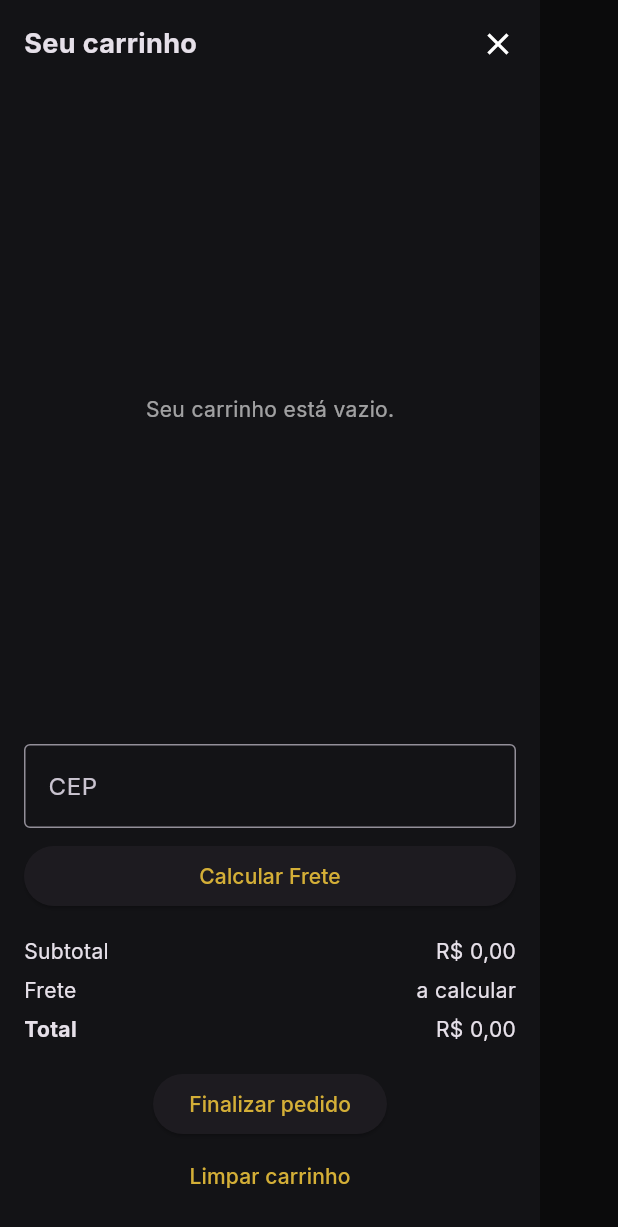
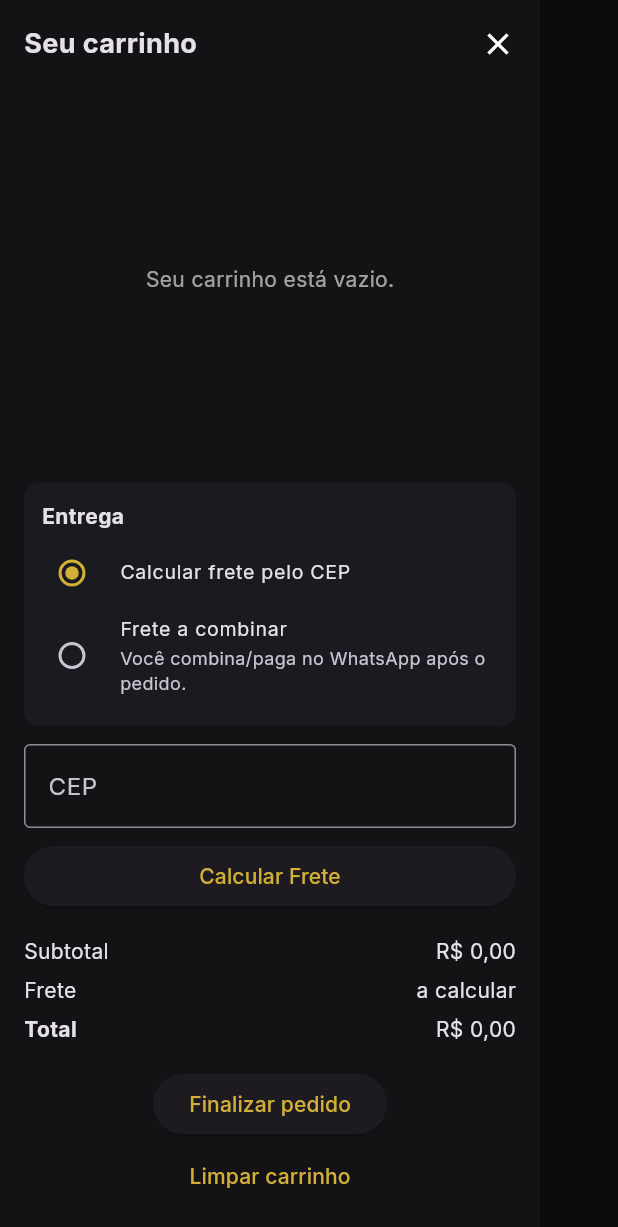
Before and after one commit to fibramobile/fratheli_cafe, a Flutter app: the CartDrawer widget shown alone on an empty page, opened directly with empty values, on a phone screen of 412 x 824 dp. Shown: the top 1227 px of the screen. Run offline on Flutter 3.47's test engine with Material 3 defaults, Android fonts, the phone set to English and light mode, and no system bars; our stand-ins replace font_awesome_flutter, google_fonts, mask_text_input_formatter; network calls fail.

Commit message:
Criado opcao para frete a combinar

```diff
--- a/lib/controllers/cart_controller.dart
+++ b/lib/controllers/cart_controller.dart
@@ -14,16 +14,29 @@ class CartItem {
   });
 }
 
+// ✅ NOVO: modos de frete
+enum FreightMode { calculated, free, combine }
+
 class CartController extends ChangeNotifier {
   final List<CartItem> _items = [];
   String? _cep;
+
   List<CartItem> get items => List.unmodifiable(_items);
-  double get subtotal => _items.fold(0.0, (t, item) => t + item.product.price * item.quantity);
+
+  double get subtotal =>
+      _items.fold(0.0, (t, item) => t + item.product.price * item.quantity);
+
   int get totalItems => _items.fold(0, (t, item) => t + item.quantity);
+
   String? get cep => _cep;
+
+  // ✅ NOVO: modo de frete (default = calculado)
+  FreightMode freightMode = FreightMode.calculated;
+
   double? freightValue;
   String? freightService;
   String? freightDeadline;
+
   String? customerName;
   String? customerPhone;
   String? customerCpf;
@@ -42,15 +55,44 @@ class CartController extends ChangeNotifier {
     notifyListeners();
   }
 
-
+  /// ✅ Mantém sua função, mas agora ela "trava" modo calculado
   void setFreight({
     required double value,
     required String service,
     required String prazo,
   }) {
+    freightMode = FreightMode.calculated;
     freightValue = value;
     freightService = service;
     freightDeadline = prazo;
+    notifyListeners();
+  }
+
+  /// ✅ NOVO: setar Frete Grátis
+  void setFreeFreight() {
+    freightMode = FreightMode.free;
+    freightValue = 0.0;
+    freightService = 'Frete grátis';
+    freightDeadline = '';
+    notifyListeners();
+  }
+
+  /// ✅ NOVO: setar "Frete a combinar"
+  void setFreightToCombine() {
+    freightMode = FreightMode.combine;
+    freightValue = 0.0; // não cobra agora
+    freightService = 'Frete a combinar';
+    freightDeadline = '';
+    notifyListeners();
+  }
+
+  /// ✅ NOVO: voltar para modo calculado (opcional)
+  void setCalculatedMode() {
+    freightMode = FreightMode.calculated;
+    // você decide se limpa ou mantém o último frete:
+    // freightValue = null;
+    // freightService = null;
+    // freightDeadline = null;
     notifyListeners();
   }
 
@@ -58,10 +100,19 @@ class CartController extends ChangeNotifier {
     freightValue = null;
     freightService = null;
     freightDeadline = null;
+    // volta para calculado por padrão
+    freightMode = FreightMode.calculated;
     notifyListeners();
   }
 
-  double get totalWithFreight => subtotal + (freightValue ?? 0);
+  /// ✅ NOVO: frete efetivo (o que soma no total)
+  double get effectiveFreight {
+    if (freightMode == FreightMode.free) return 0.0;
+    if (freightMode == FreightMode.combine) return 0.0;
+    return freightValue ?? 0.0;
+  }
+
+  double get totalWithFreight => subtotal + effectiveFreight;
 
   // -------- ADICIONAR PRODUTO (AGORA COM GRIND) --------
   void addProduct(Product product, String grind) {
@@ -100,10 +151,8 @@ class CartController extends ChangeNotifier {
   void clear() {
     _items.clear();
     clearFreight();
-    // se tiver cep salvo e quiser manter, não mexe nele
     notifyListeners();
   }
-
 
   void setCep(String cep) {
     _cep = cep;
@@ -111,8 +160,6 @@ class CartController extends ChangeNotifier {
   }
 
   // -------- MENSAGEM PARA O WHATSAPP --------
-
-
   String buildWhatsMessage() {
     final buffer = StringBuffer();
 
@@ -121,7 +168,7 @@ class CartController extends ChangeNotifier {
 
     for (final item in items) {
       buffer.writeln(
-        '- ${item.quantity}x ${item.product.name} (${item.grind ?? 'Grão/Moído'}) '
+        '- ${item.quantity}x ${item.product.name} (${item.grind}) '
             '— ${brl(item.product.price * item.quantity)}',
       );
     }
@@ -129,20 +176,31 @@ class CartController extends ChangeNotifier {
     buffer.writeln('');
     buffer.writeln('Subtotal: ${brl(subtotal)}');
 
-    if (freightValue != null) {
-      buffer.writeln(
-        'Frete: ${brl(freightValue!)} — $freightService ($freightDeadline)',
-      );
-      buffer.writeln('Total com frete: ${brl(totalWithFreight)}');
+    // ✅ Ajuste para os 3 modos
+    if (freightMode == FreightMode.free) {
+      buffer.writeln('Frete: grátis');
+      buffer.writeln('Total: ${brl(totalWithFreight)}');
+    } else if (freightMode == FreightMode.combine) {
+      buffer.writeln('Frete: a combinar');
+      buffer.writeln('Total (sem frete): ${brl(totalWithFreight)}');
     } else {
-      buffer.writeln('Frete: a calcular');
+      // calculated
+      if (freightValue != null) {
+        buffer.writeln(
+          'Frete: ${brl(freightValue!)} — ${freightService ?? ''}'
+              '${(freightDeadline != null && freightDeadline!.isNotEmpty) ? ' ($freightDeadline)' : ''}',
+        );
+        buffer.writeln('Total com frete: ${brl(totalWithFreight)}');
+      } else {
+        buffer.writeln('Frete: a calcular');
+      }
     }
 
+    // CEP: só faz sentido quando for calculado, mas pode manter se quiser
     if (cep != null && cep!.isNotEmpty) {
       buffer.writeln('CEP de entrega: $cep');
     }
 
-    // 🔻 DADOS DO CLIENTE
     if (customerName != null &&
         customerPhone != null &&
         customerCpf != null &&
@@ -162,7 +220,4 @@ class CartController extends ChangeNotifier {
 
     return buffer.toString();
   }
-
-
-
 }
--- a/lib/views/widgets/cart_drawer.dart
+++ b/lib/views/widgets/cart_drawer.dart
@@ -23,57 +23,8 @@ class CartDrawer extends StatelessWidget {
     required this.onCepSaved,
     required this.onCheckout,
     required this.onClear,
-    required this.onCalculateFreight, // 👈
+    required this.onCalculateFreight,
   });
-
-/*
-  Future<Map<String, dynamic>> calcularFrete(String cepDestino) async {
-    final url = Uri.parse('https://frathelicafe.com.br/cotacao_frete.php');
-
-    final response = await http.post(
-      url,
-      headers: {'Content-Type': 'application/json'},
-      body: jsonEncode({'cep_destino': cepDestino}),
-    );
-
-    if (response.statusCode != 200) {
-      throw Exception('Erro ao calcular frete: ${response.body}');
-    }
-
-    return jsonDecode(response.body);
-  }
-
-  void _mostrarOpcoesFrete(BuildContext context, Map<String, dynamic> dados) {
-    final opcoes = dados['opcoes'] as List<dynamic>;
-
-    showDialog(
-      context: context,
-      builder: (context) {
-        return AlertDialog(
-          title: const Text("Opções de frete"),
-          content: Column(
-            mainAxisSize: MainAxisSize.min,
-            children: opcoes.map((op) {
-              return ListTile(
-                title: Text(op['transportadora']),
-                subtitle: Text("Prazo: ${op['prazo']}"),
-                trailing: Text("R\$ ${op['valor']}"),
-              );
-            }).toList(),
-          ),
-          actions: [
-            TextButton(
-              onPressed: () => Navigator.pop(context),
-              child: const Text("Fechar"),
-            )
-          ],
-        );
-      },
-    );
-  }
-*/
-
-
 
   @override
   Widget build(BuildContext context) {
@@ -149,14 +100,14 @@ class CartDrawer extends StatelessWidget {
                         children: [
                           IconButton(
                             icon: const Icon(Icons.remove),
-                            onPressed: () =>
-                                cart.changeQty(item.product.sku, item.grind, -1),
+                            onPressed: () => cart.changeQty(
+                                item.product.sku, item.grind, -1),
                           ),
                           Text("${item.quantity}"),
                           IconButton(
                             icon: const Icon(Icons.add),
-                            onPressed: () =>
-                                cart.changeQty(item.product.sku, item.grind, 1),
+                            onPressed: () => cart.changeQty(
+                                item.product.sku, item.grind, 1),
                           ),
                         ],
                       )
@@ -168,7 +119,73 @@ class CartDrawer extends StatelessWidget {
           ),
 
           const SizedBox(height: 8),
-//CEP
+
+          // ✅ ENTREGA (NOVO)
+          Container(
+            width: double.infinity,
+            padding: const EdgeInsets.all(12),
+            decoration: BoxDecoration(
+              color: const Color(0xFF1A1B20),
+              borderRadius: BorderRadius.circular(10),
+            ),
+            child: Column(
+              crossAxisAlignment: CrossAxisAlignment.start,
+              children: [
+                const Text(
+                  "Entrega",
+                  style: TextStyle(fontWeight: FontWeight.w700),
+                ),
+                const SizedBox(height: 8),
+
+                RadioListTile<FreightMode>(
+                  value: FreightMode.calculated,
+                  groupValue: cart.freightMode,
+                  onChanged: (v) {
+                    if (v == null) return;
+                    cart.setCalculatedMode(); // opcional, se você criou
+                  },
+                  title: const Text("Calcular frete pelo CEP"),
+                  dense: true,
+                  visualDensity: VisualDensity.compact,
+                  contentPadding: EdgeInsets.zero,
+                ),
+
+                /*
+                RadioListTile<FreightMode>(
+                  value: FreightMode.free,
+                  groupValue: cart.freightMode,
+                  onChanged: (v) {
+                    if (v == null) return;
+                    cart.setFreeFreight();
+                  },
+                  title: const Text("Frete grátis"),
+                  dense: true,
+                  visualDensity: VisualDensity.compact,
+                  contentPadding: EdgeInsets.zero,
+                ),
+                */
+
+                RadioListTile<FreightMode>(
+                  value: FreightMode.combine,
+                  groupValue: cart.freightMode,
+                  onChanged: (v) {
+                    if (v == null) return;
+                    cart.setFreightToCombine();
+                  },
+                  title: const Text("Frete a combinar"),
+                  subtitle: const Text("Você combina/paga no WhatsApp após o pedido."),
+                  dense: true,
+                  visualDensity: VisualDensity.compact,
+                  contentPadding: EdgeInsets.zero,
+                ),
+              ],
+            ),
+          ),
+
+          const SizedBox(height: 12),
+
+          // ✅ CEP + CALCULAR FRETE (SÓ SE FOR calculated)
+          if (cart.freightMode == FreightMode.calculated) ...[
             TextField(
               controller: cepController,
               keyboardType: TextInputType.number,
@@ -179,20 +196,21 @@ class CartDrawer extends StatelessWidget {
                 border: OutlineInputBorder(),
               ),
             ),
-
             const SizedBox(height: 8),
-
             SizedBox(
               width: double.infinity,
               child: ElevatedButton(
                 onPressed: () async {
                   final cep = cepController.text.trim();
-                if (cep.length < 8) {
+                  final rawCep = cep.replaceAll(RegExp(r'\D'), '');
+
+                  if (rawCep.length != 8) {
                     showDialog(
                       context: context,
                       builder: (_) => AlertDialog(
                         title: const Text('CEP inválido'),
-                      content: const Text('Digite um CEP com 8 dígitos para calcular o frete.'),
+                        content: const Text(
+                            'Digite um CEP com 8 dígitos para calcular o frete.'),
                         actions: [
                           TextButton(
                             onPressed: () => Navigator.of(context).pop(),
@@ -204,14 +222,14 @@ class CartDrawer extends StatelessWidget {
                     return;
                   }
 
-                onCepSaved(cep);
-                await onCalculateFreight(cep);
+                  onCepSaved(cep); // salva com máscara
+                  await onCalculateFreight(rawCep); // manda só números
                 },
                 child: const Text("Calcular Frete"),
               ),
             ),
-
             const SizedBox(height: 16),
+          ],
 
           // Totais
           Column(
@@ -224,28 +242,39 @@ class CartDrawer extends StatelessWidget {
                 ],
               ),
               const SizedBox(height: 6),
+
               Row(
                 mainAxisAlignment: MainAxisAlignment.spaceBetween,
                 children: [
                   const Text("Frete"),
-                  Text(
-                    cart.freightValue != null
-                        ? "${brl(cart.freightValue!)}"
-                        : "a calcular",
-                  ),
+                  Text(() {
+                   // if (cart.freightMode == FreightMode.free) return "grátis";
+                    if (cart.freightMode == FreightMode.combine) return "a combinar";
+
+                    // calculated
+                    return cart.freightValue != null
+                        ? brl(cart.freightValue!)
+                        : "a calcular";
+                  }()),
                 ],
               ),
-              if (cart.freightService != null) ...[
+
+              if ((cart.freightService != null && cart.freightService!.isNotEmpty) ||
+                  (cart.freightDeadline != null && cart.freightDeadline!.isNotEmpty)) ...[
                 const SizedBox(height: 2),
                 Align(
                   alignment: Alignment.centerRight,
                   child: Text(
-                    "${cart.freightService} (${cart.freightDeadline})",
+                    (cart.freightDeadline != null &&
+                        cart.freightDeadline!.isNotEmpty)
+                        ? "${cart.freightService ?? ''} (${cart.freightDeadline})"
+                        : "${cart.freightService ?? ''}",
                     style: const TextStyle(fontSize: 11, color: Colors.white60),
                     textAlign: TextAlign.right,
                   ),
                 ),
               ],
+
               const SizedBox(height: 6),
               Row(
                 mainAxisAlignment: MainAxisAlignment.spaceBetween,
@@ -259,19 +288,22 @@ class CartDrawer extends StatelessWidget {
               ),
             ],
           ),
+
           const SizedBox(height: 16),
-/*
+
+          // Finalizar pedido
           ElevatedButton(
             onPressed: () async {
               final cart = context.read<CartController>();
 
-              // 1) Verifica se carrinho está vazio
+              // 1) Carrinho vazio
               if (cart.items.isEmpty) {
                 showDialog(
                   context: context,
                   builder: (_) => AlertDialog(
                     title: const Text('Carrinho vazio'),
-                    content: const Text('Adicione pelo menos um produto antes de finalizar o pedido.'),
+                    content: const Text(
+                        'Adicione pelo menos um produto antes de finalizar o pedido.'),
                     actions: [
                       TextButton(
                         onPressed: () => Navigator.of(context).pop(),
@@ -283,14 +315,18 @@ class CartDrawer extends StatelessWidget {
                 return;
               }
 
-              // 2) Verifica CEP
+              // ✅ Só exige CEP e frete calculado se o modo for "calculated"
+              if (cart.freightMode == FreightMode.calculated) {
                 final cep = cepController.text.trim();
-              if (cep.length < 8) {
+                final rawCep = cep.replaceAll(RegExp(r'\D'), '');
+
+                if (rawCep.length != 8) {
                   showDialog(
                     context: context,
                     builder: (_) => AlertDialog(
                       title: const Text('CEP obrigatório'),
-                    content: const Text('Informe um CEP válido para calcular o frete.'),
+                      content: const Text(
+                          'Informe um CEP válido para calcular o frete.'),
                       actions: [
                         TextButton(
                           onPressed: () => Navigator.of(context).pop(),
@@ -302,185 +338,13 @@ class CartDrawer extends StatelessWidget {
                   return;
                 }
 
-              // Salva o CEP no controller (você já fazia isso)
-              onCepSaved(cep);
-
-              // 3) Abre diálogo de dados do cliente
-              final result = await showDialog<Map<String, String>>(
-                context: context,
-                builder: (ctx) {
-                  final formKey = GlobalKey<FormState>();
-                  final nameController = TextEditingController();
-                  final phoneController = TextEditingController();
-                  final cpfController = TextEditingController();
-                  final addressController = TextEditingController();
-
-                  return AlertDialog(
-                    backgroundColor: const Color(0xFF141418),
-                    shape: RoundedRectangleBorder(
-                      borderRadius: BorderRadius.circular(16),
-                    ),
-                    title: const Text('Dados para envio'),
-                    content: Form(
-                      key: formKey,
-                      child: SingleChildScrollView(
-                        child: Column(
-                          mainAxisSize: MainAxisSize.min,
-                          children: [
-                            TextFormField(
-                              controller: nameController,
-                              decoration: const InputDecoration(
-                                labelText: 'Nome completo',
-                              ),
-                              validator: (v) {
-                                if (v == null || v.trim().length < 3) {
-                                  return 'Informe o nome completo';
-                                }
-                                return null;
-                              },
-                            ),
-                            const SizedBox(height: 8),
-                            TextFormField(
-                              controller: phoneController,
-                              decoration: const InputDecoration(labelText: 'Telefone (WhatsApp)'),
-                              keyboardType: TextInputType.number,
-                              inputFormatters: [phoneMask],
-                              validator: (v) {
-                                if (v == null || v.isEmpty || phoneMask.getUnmaskedText().length < 10) {
-                                  return 'Informe um telefone válido';
-                                }
-                                return null;
-                              },
-                            ),
-
-                            const SizedBox(height: 8),
-
-                            TextFormField(
-                              controller: cpfController,
-                              decoration: const InputDecoration(labelText: 'CPF'),
-                              keyboardType: TextInputType.number,
-                              inputFormatters: [cpfMask],
-                              validator: (v) {
-                                if (v == null || v.isEmpty || cpfMask.getUnmaskedText().length != 11) {
-                                  return 'Informe um CPF válido';
-                                }
-                                return null;
-                              },
-                            ),
-
-                            const SizedBox(height: 8),
-                            TextFormField(
-                              controller: addressController,
-                              decoration: const InputDecoration(
-                                labelText: 'Endereço completo de entrega',
-                                hintText: 'Rua, número, bairro, cidade, UF, complemento',
-                              ),
-                              maxLines: 3,
-                              validator: (v) {
-                                if (v == null || v.trim().length < 10) {
-                                  return 'Descreva o endereço completo';
-                                }
-                                return null;
-                              },
-                            ),
-                          ],
-                        ),
-                      ),
-                    ),
-                    actions: [
-                      TextButton(
-                        onPressed: () => Navigator.of(ctx).pop(),
-                        child: const Text('Cancelar'),
-                      ),
-                      ElevatedButton(
-                        onPressed: () {
-                          if (formKey.currentState?.validate() ?? false) {
-                            Navigator.of(ctx).pop({
-                              'nome': nameController.text.trim(),
-                              'telefone': phoneController.text.trim(),
-                              'cpf': cpfController.text.trim(),
-                              'endereco': addressController.text.trim(),
-                            });
-                          }
-                        },
-                        child: const Text('Continuar'),
-                      ),
-                    ],
-                  );
-                },
-              );
-
-              // Se o usuário cancelou o diálogo
-              if (result == null) return;
-
-              // 4) Salva no CartController
-              cart.setCustomerData(
-                name: result['nome'] ?? '',
-                phone: result['telefone'] ?? '',
-                cpf: result['cpf'] ?? '',
-                address: result['endereco'] ?? '',
-              );
-
-              // 5) Chama o callback de checkout (que já monta e abre o WhatsApp)
-              onCheckout();
-            },
-            child: const Text("Finalizar pelo WhatsApp"),
-          ),
-          */
-
-          ElevatedButton(
-            onPressed: () async {
-              final cart = context.read<CartController>();
-
-              // 1) Carrinho vazio
-              if (cart.items.isEmpty) {
-                showDialog(
-                  context: context,
-                  builder: (_) => AlertDialog(
-                    title: const Text('Carrinho vazio'),
-                    content: const Text('Adicione pelo menos um produto antes de finalizar o pedido.'),
-                    actions: [
-                      TextButton(
-                        onPressed: () => Navigator.of(context).pop(),
-                        child: const Text('Fechar'),
-                      ),
-                    ],
-                  ),
-                );
-                return;
-              }
-
-              // 2) CEP válido (apenas dígitos)
-              final cep = cepController.text.trim();
-// remove tudo que não for número (tira o "-")
-              final rawCep = cep.replaceAll(RegExp(r'\D'), '');
-
-              if (rawCep.length != 8) {
-                showDialog(
-                  context: context,
-                  builder: (_) => AlertDialog(
-                    title: const Text('CEP obrigatório'),
-                    content: const Text('Informe um CEP válido para calcular o frete.'),
-                    actions: [
-                      TextButton(
-                        onPressed: () => Navigator.of(context).pop(),
-                        child: const Text('Fechar'),
-                      ),
-                    ],
-                  ),
-                );
-                return;
-              }
-
-
-              // 3) Frete precisa estar calculado
                 if (cart.freightValue == null) {
                   showDialog(
                     context: context,
                     builder: (_) => AlertDialog(
                       title: const Text('Frete não calculado'),
                       content: const Text(
-                      'Calcule e selecione uma opção de frete antes de finalizar o pedido.',
+                        'Calcule o frete antes de finalizar o pedido.',
                       ),
                       actions: [
                         TextButton(
@@ -495,11 +359,12 @@ class CartDrawer extends StatelessWidget {
 
                 // Salva o CEP no controller
                 onCepSaved(cep);
+              }
 
-              // 4) Dialog de dados do cliente (igual você já faz)
+              // Dialog de dados do cliente
               final result = await showDialog<Map<String, String>>(
                 context: context,
-                barrierDismissible: false, // ⛔ impede fechar clicando fora
+                barrierDismissible: false,
                 builder: (ctx) {
                   final formKey = GlobalKey<FormState>();
                   final nameController = TextEditingController();
@@ -551,7 +416,8 @@ class CartDrawer extends StatelessWidget {
                             const SizedBox(height: 8),
                             TextFormField(
                               controller: cpfController,
-                              decoration: const InputDecoration(labelText: 'CPF'),
+                              decoration:
+                              const InputDecoration(labelText: 'CPF'),
                               keyboardType: TextInputType.number,
                               inputFormatters: [cpfMask],
                               validator: (v) {
@@ -568,7 +434,8 @@ class CartDrawer extends StatelessWidget {
                               controller: addressController,
                               decoration: const InputDecoration(
                                 labelText: 'Endereço completo de entrega',
-                                hintText: 'Rua, número, bairro, cidade, UF, complemento',
+                                hintText:
+                                'Rua, número, bairro, cidade, UF, complemento',
                               ),
                               maxLines: 3,
                               validator: (v) {
@@ -619,30 +486,6 @@ class CartDrawer extends StatelessWidget {
             child: const Text("Finalizar pedido"),
           ),
 
-/*
-          ElevatedButton(
-            onPressed: () {
-              if (cepController.text.trim().length < 8) {
-                showDialog(
-                  context: context,
-                  builder: (_) => AlertDialog(
-                    title: const Text('CEP obrigatório'),
-                    content: const Text('Digite o CEP e calcule o frete antes de finalizar o pedido.'),
-                    actions: [
-                      TextButton(
-                        onPressed: () => Navigator.of(context).pop(),
-                        child: const Text('Fechar'),
-                      ),
-                    ],
-                  ),
-                );
-                return;
-              }
-              onCheckout();
-            },
-            child: const Text("Finalizar pelo WhatsApp"),
-          ),
-          */
           TextButton(
             onPressed: onClear,
             child: const Text("Limpar carrinho"),
```
Lines whose indentation alone changed are shown as unchanged.
